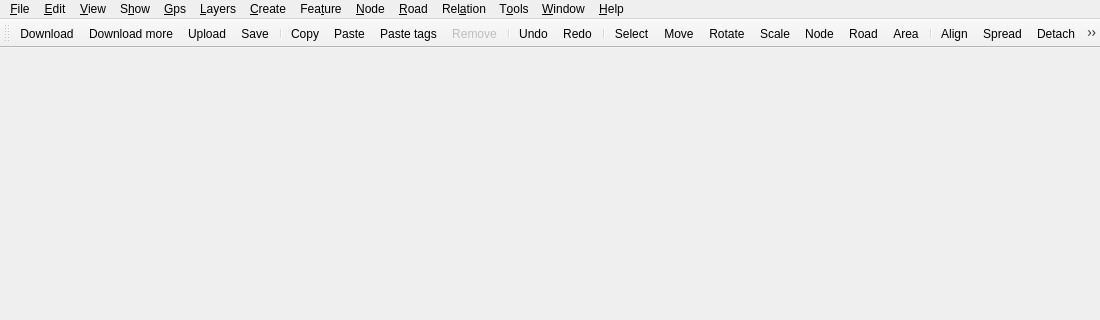
This is src/MainWindow.ui in openstreetmap/merkaartor as Qt 5 draws it before an edit; both pictures show x 0 to 1100 and y 0 to 320 of the 1100 by 549 pixel window. The edited form follows.
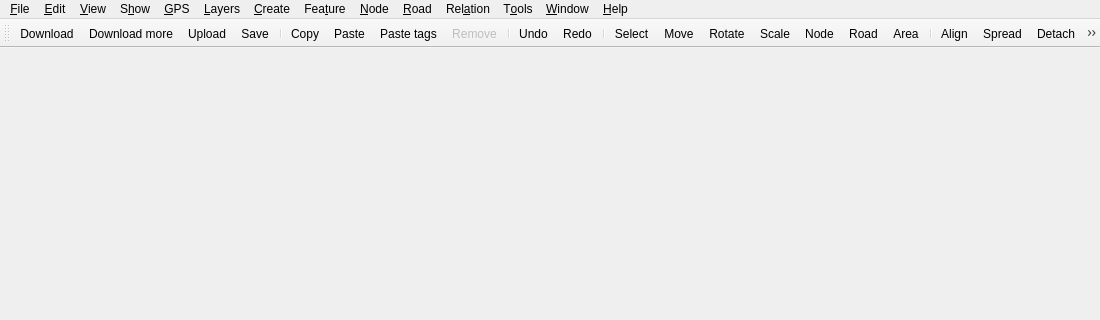
This is the edited form. Icons and pictures are not drawn.

Commit message: Language reworked

What changed in the file:
```diff
--- a/src/MainWindow.ui
+++ b/src/MainWindow.ui
@@ -266,7 +266,7 @@
    </widget>
    <widget class="QMenu" name="menuGps">
     <property name="title">
-     <string>&amp;Gps</string>
+     <string>&amp;GPS</string>
     </property>
     <addaction name="gpsConnectAction"/>
     <addaction name="gpsReplayAction"/>
```
Left out of the diff: 180 changed lines with no effect on the pictures.
